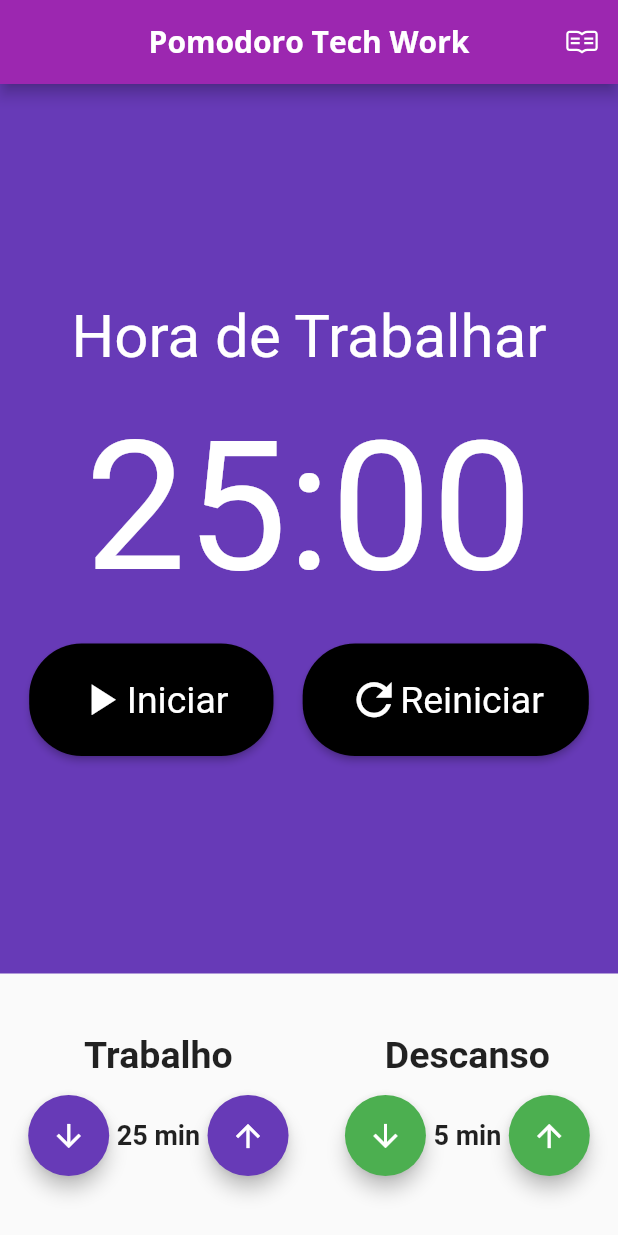
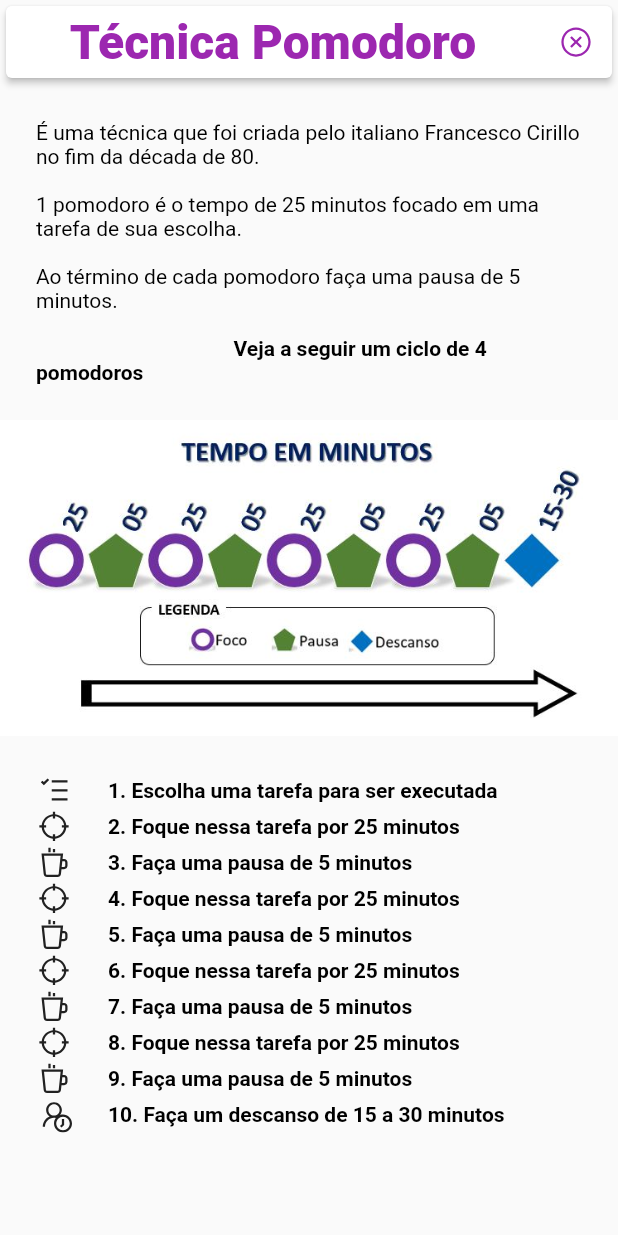
Before and after one commit to danilovalerio/pomodor_tech_work, a Flutter app: the screen it shows after launch, on a phone screen of 412 x 824 dp. Run offline on Flutter 3.47's test engine with Material 2 defaults, Android fonts, the phone set to English and light mode, and no system bars; our stand-ins replace audioplayers, flutter_mobx, line_icons, mobx; generated files the repository leaves out were written again.

Commit message:
pagina tecnica pomodoro o que e e como fazer

```diff
--- a/lib/main.dart
+++ b/lib/main.dart
@@ -1,4 +1,5 @@
 import 'package:flutter/material.dart';
+import 'package:pomodor_tech_work/pages/description_method_page.dart';
 import 'package:pomodor_tech_work/pages/pomodoro_page.dart';
 import 'package:pomodor_tech_work/store/pomodoro.store.dart';
 import 'package:pomodor_tech_work/ui_prefs/theme.dart';
@@ -23,7 +24,8 @@ class MyApp extends StatelessWidget {
         debugShowCheckedModeBanner: false,
         title: 'Pomodoro Tech Work',
         theme: myTheme(context),
-        home: const Pomodoro(),
+        // home: const Pomodoro(),
+        home: const DescriptionMethod(),
       ),
     );
   }
--- /dev/null
+++ b/lib/pages/description_method_page.dart
@@ -0,0 +1,193 @@
+import 'package:flutter/material.dart';
+import 'package:line_icons/line_icons.dart';
+import 'package:pomodor_tech_work/pages/pomodoro_page.dart';
+import 'package:pomodor_tech_work/ui_prefs/styles_text.dart';
+
+class DescriptionMethod extends StatelessWidget {
+  const DescriptionMethod({Key? key}) : super(key: key);
+
+  @override
+  Widget build(BuildContext context) {
+    return SafeArea(
+      child: Scaffold(
+        body: SingleChildScrollView(
+          child: Column(
+            children: [
+              Card(
+                elevation: 2,
+                child: Row(
+                  mainAxisAlignment: MainAxisAlignment.end,
+                  children: <Widget>[
+                    Expanded(
+                      child: Text(
+                        'Técnica Pomodoro',
+                        style: TextStyle(
+                            color: Theme.of(context).primaryColor,
+                            fontWeight: FontWeight.w900,
+                            fontSize: 32),
+                        textAlign: TextAlign.center,
+                      ),
+                    ),
+                    IconButton(
+                      icon: Icon(LineIcons.timesCircle),
+                      color: Theme.of(context).primaryColor,
+                      onPressed: () {
+                        Navigator.of(context).pushReplacement(MaterialPageRoute(
+                            builder: (context) => Pomodoro()));
+                      },
+                    ),
+                  ],
+                ),
+              ),
+              Container(
+                child: Column(
+                  children: [
+                    Padding(
+                      padding: paddingDefault,
+                      child: Row(
+                        mainAxisAlignment: MainAxisAlignment.start,
+                        children: [
+                          Expanded(
+                            child: RichText(
+                              softWrap: true,
+                              text: TextSpan(
+                                children: [
+                                  TextSpan(
+                                      text:
+                                          """É uma técnica que foi criada pelo italiano Francesco Cirillo no fim da década de 80.\n
+1 pomodoro é o tempo de 25 minutos focado em uma tarefa de sua escolha.\n
+Ao término de cada pomodoro faça uma pausa de 5 minutos.\n
+                                      """,
+                                      style: textBodyOne),
+                                  TextSpan(
+                                    text:
+                                        "Veja a seguir um ciclo de 4 pomodoros",
+                                    style: subTitleBold,
+                                  )
+                                ],
+                              ),
+                            ),
+                          ),
+                        ],
+                      ),
+                    ),
+                    Row(
+                      mainAxisAlignment: MainAxisAlignment.center,
+                      children: [
+                        Expanded(
+                          child: Image.asset(
+                            'assets/images/fluxo_exemplar.JPG',
+                            fit: BoxFit.cover,
+                          ),
+                        ),
+                      ],
+                    ),
+                    Padding(
+                      padding: paddingDefault,
+                      child: Column(
+                        children: [
+                          Row(
+                            mainAxisAlignment: MainAxisAlignment.start,
+                            children: [
+                              Icon(LineIcons.tasks),
+                              SizedBox(width: 24),
+                              Text(
+                                '1. Escolha uma tarefa para ser executada',
+                                style: textBodyBold,
+                              )
+                            ],
+                          ),
+                          Row(
+                            mainAxisAlignment: MainAxisAlignment.start,
+                            children: [
+                              Icon(LineIcons.crosshairs),
+                              SizedBox(width: 24),
+                              Text('2. Foque nessa tarefa por 25 minutos',
+                                  style: textBodyBold)
+                            ],
+                          ),
+                          Row(
+                            mainAxisAlignment: MainAxisAlignment.start,
+                            children: [
+                              Icon(LineIcons.coffee),
+                              SizedBox(width: 24),
+                              Text('3. Faça uma pausa de 5 minutos',
+                                  style: textBodyBold)
+                            ],
+                          ),
+                          Row(
+                            mainAxisAlignment: MainAxisAlignment.start,
+                            children: [
+                              Icon(LineIcons.crosshairs),
+                              SizedBox(width: 24),
+                              Text('4. Foque nessa tarefa por 25 minutos',
+                                  style: textBodyBold)
+                            ],
+                          ),
+                          Row(
+                            mainAxisAlignment: MainAxisAlignment.start,
+                            children: [
+                              Icon(LineIcons.coffee),
+                              SizedBox(width: 24),
+                              Text('5. Faça uma pausa de 5 minutos',
+                                  style: textBodyBold)
+                            ],
+                          ),
+                          Row(
+                            mainAxisAlignment: MainAxisAlignment.start,
+                            children: [
+                              Icon(LineIcons.crosshairs),
+                              SizedBox(width: 24),
+                              Text('6. Foque nessa tarefa por 25 minutos',
+                                  style: textBodyBold)
+                            ],
+                          ),
+                          Row(
+                            mainAxisAlignment: MainAxisAlignment.start,
+                            children: [
+                              Icon(LineIcons.coffee),
+                              SizedBox(width: 24),
+                              Text('7. Faça uma pausa de 5 minutos',
+                                  style: textBodyBold)
+                            ],
+                          ),
+                          Row(
+                            mainAxisAlignment: MainAxisAlignment.start,
+                            children: [
+                              Icon(LineIcons.crosshairs),
+                              SizedBox(width: 24),
+                              Text('8. Foque nessa tarefa por 25 minutos',
+                                  style: textBodyBold)
+                            ],
+                          ),
+                          Row(
+                            mainAxisAlignment: MainAxisAlignment.start,
+                            children: [
+                              Icon(LineIcons.coffee),
+                              SizedBox(width: 24),
+                              Text('9. Faça uma pausa de 5 minutos',
+                                  style: textBodyBold)
+                            ],
+                          ),
+                          Row(
+                            mainAxisAlignment: MainAxisAlignment.start,
+                            children: [
+                              Icon(LineIcons.userClock),
+                              SizedBox(width: 24),
+                              Text('10. Faça um descanso de 15 a 30 minutos',
+                                  style: textBodyBold)
+                            ],
+                          ),
+                        ],
+                      ),
+                    ),
+                  ],
+                ),
+              ),
+            ],
+          ),
+        ),
+      ),
+    );
+  }
+}
--- a/lib/pages/pomodoro_page.dart
+++ b/lib/pages/pomodoro_page.dart
@@ -3,6 +3,7 @@ import 'package:flutter_mobx/flutter_mobx.dart';
 import 'package:line_icons/line_icons.dart';
 import 'package:pomodor_tech_work/components/cronometro.dart';
 import 'package:pomodor_tech_work/components/entrada_tempo.dart';
+import 'package:pomodor_tech_work/pages/description_method_page.dart';
 import 'package:pomodor_tech_work/store/pomodoro.store.dart';
 import 'package:pomodor_tech_work/utils/constants.dart';
 import 'package:pomodor_tech_work/utils/reponsive_items.dart';
@@ -34,7 +35,11 @@ class Pomodoro extends StatelessWidget {
             icon: Icon(true ? Icons.list : Icons.pie_chart),
           ),
         IconButton(
-          onPressed: () {},
+          onPressed: () {
+            Navigator.of(context).pushReplacement(MaterialPageRoute(
+                builder: (context) => DescriptionMethod()));
+
+          },
           icon: Icon(LineIcons.readme),
         ),
         // IconButton(
--- /dev/null
+++ b/lib/ui_prefs/styles_text.dart
@@ -0,0 +1,32 @@
+import 'package:flutter/material.dart';
+
+const TextStyle textTitle = TextStyle(
+  fontWeight: FontWeight.bold,
+  fontSize: 20,
+  color: Colors.black,
+);
+
+const TextStyle subTitle = TextStyle(
+  fontSize: 14,
+  color: Colors.black,
+);
+
+const TextStyle subTitleBold = TextStyle(
+  fontWeight: FontWeight.bold,
+  fontSize: 14,
+  color: Colors.black,
+);
+
+const TextStyle textBodyOne = TextStyle(
+  fontSize: 14,
+  color: Colors.black,
+);
+
+const TextStyle textBodyBold = TextStyle(
+  fontWeight: FontWeight.bold,
+  fontSize: 14,
+  color: Colors.black,
+);
+
+///Espacamento
+const EdgeInsets paddingDefault = EdgeInsets.all(24.0);
--- a/pubspec.yaml
+++ b/pubspec.yaml
@@ -73,6 +73,7 @@ flutter:
   # To add assets to your application, add an assets section, like this:
   assets:
     - assets/audio/
+    - assets/images/
 
   #   - images/a_dot_burr.jpeg
   #   - images/a_dot_ham.jpeg
```
Also changed, not shown: assets/images/fluxo_exemplar.JPG (added).
